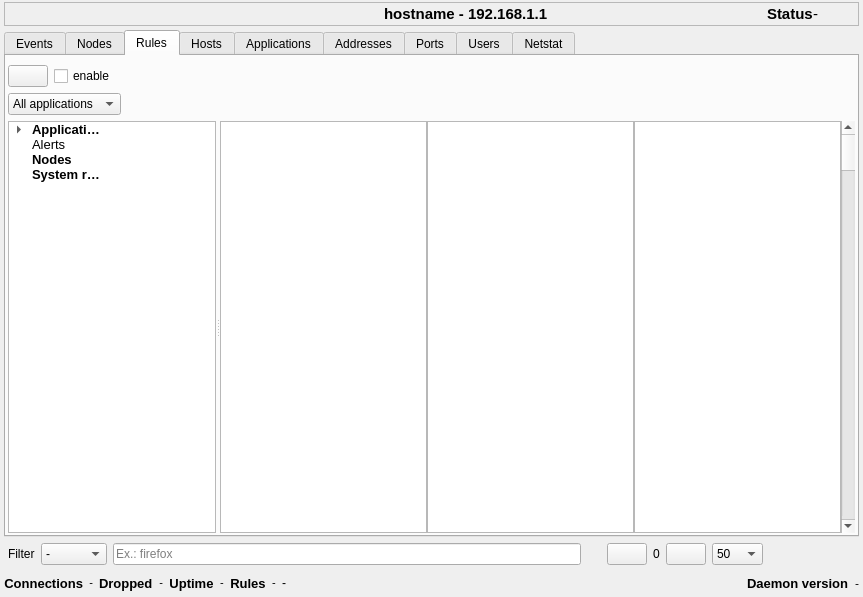
Old version of the form ui/opensnitch/res/stats.ui in the repository diegoakanotoperator/securesnitch.
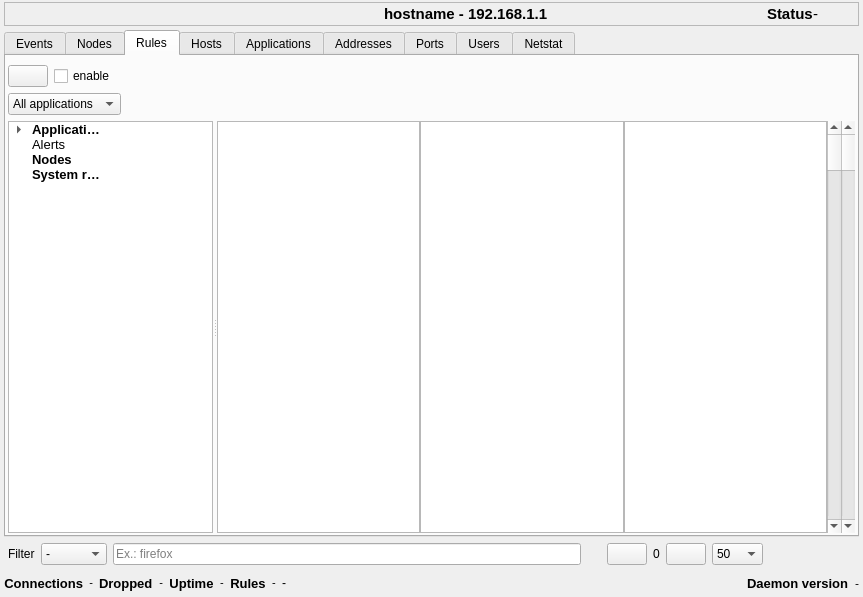
New version of the form. The open tabs and pages were chosen to show the change. Icons and pictures are not drawn. Custom widgets are drawn as their Qt base class.

Commit message:
ui,events: added scrollbar for the alerts view
We were reusing the rules scrollbar, but it was causing issues.

Diff of the .ui file:
```diff
--- a/ui/opensnitch/res/stats.ui
+++ b/ui/opensnitch/res/stats.ui
@@ -931,6 +931,13 @@
              </property>
             </widget>
            </item>
+           <item>
+            <widget class="QScrollBar" name="alertsScrollBar">
+             <property name="orientation">
+              <enum>Qt::Vertical</enum>
+             </property>
+            </widget>
+           </item>
            <item>
             <widget class="QScrollBar" name="rulesScrollBar">
              <property name="orientation">
```
The commit also changes 1 other file.
